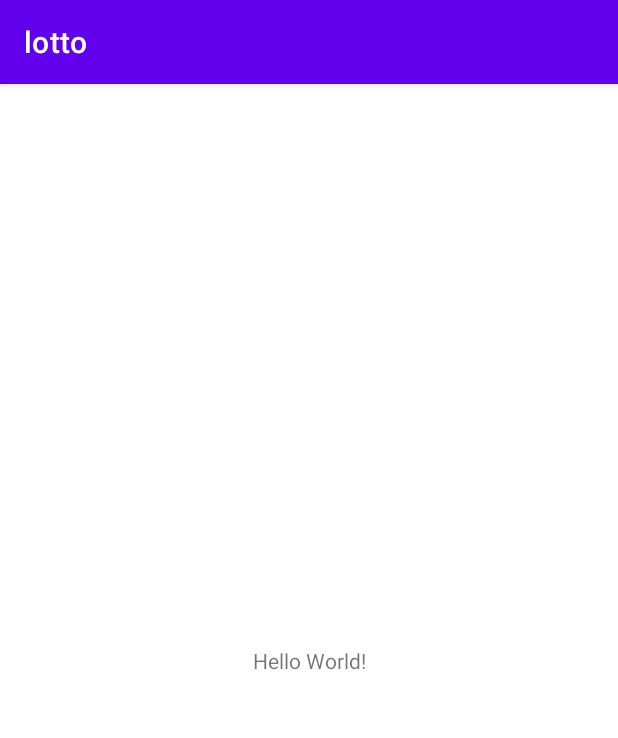
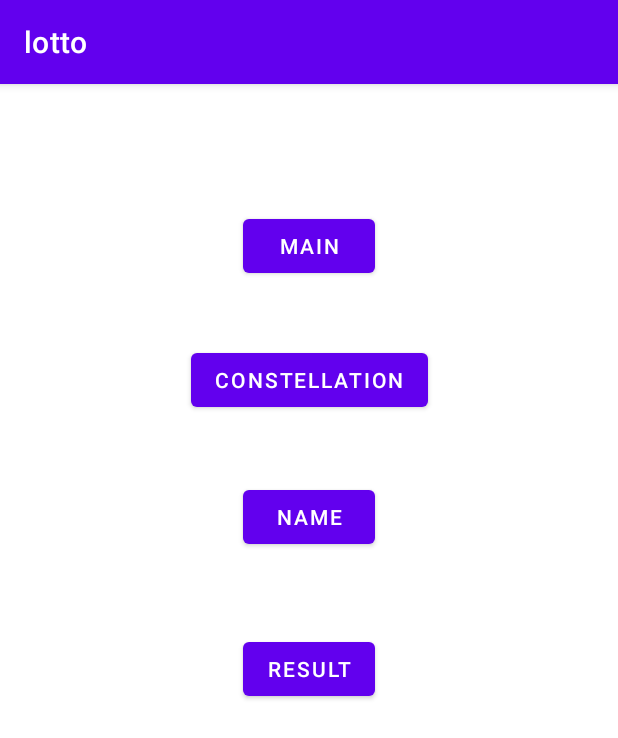
Before and after one commit to ShimWooJeong/lotto, an Android app: the screen it shows after launch (MainActivity before the commit, PracIntentActivity after it), on a phone screen of 412 x 824 dp. Shown: the top 738 px of the screen. Run offline under Robolectric (Android 15) with nearby library versions, the phone set to English and light mode, and no system bars.

Commit message:
Practice switching Activities

```diff
--- a/app/src/main/AndroidManifest.xml
+++ b/app/src/main/AndroidManifest.xml
@@ -9,10 +9,12 @@
         android:roundIcon="@mipmap/ic_launcher_round"
         android:supportsRtl="true"
         android:theme="@style/Theme.Lotto">
-        <activity android:name=".ResultActivity"></activity>
+        <activity android:name=".MainActivity"></activity>
+        <activity android:name=".ResultActivity"
+            android:label="Result"/>
         <activity android:name=".NameActivity" />
         <activity android:name=".ConstellationActivity" />
-        <activity android:name=".MainActivity">
+        <activity android:name=".PracIntentActivity">
             <intent-filter>
                 <action android:name="android.intent.action.MAIN" />
 
--- a/app/src/main/java/com/example/lotto/ConstellationActivity.kt
+++ b/app/src/main/java/com/example/lotto/ConstellationActivity.kt
@@ -2,10 +2,13 @@ package com.example.lotto
 
 import androidx.appcompat.app.AppCompatActivity
 import android.os.Bundle
+import android.widget.Toast
 
 class ConstellationActivity : AppCompatActivity() {
     override fun onCreate(savedInstanceState: Bundle?) {
         super.onCreate(savedInstanceState)
         setContentView(R.layout.activity_constellation)
+
+        Toast.makeText(this, "Constellation Activity", Toast.LENGTH_LONG).show()
     }
 }
--- a/app/src/main/java/com/example/lotto/MainActivity.kt
+++ b/app/src/main/java/com/example/lotto/MainActivity.kt
@@ -2,10 +2,13 @@ package com.example.lotto
 
 import androidx.appcompat.app.AppCompatActivity
 import android.os.Bundle
+import android.widget.Toast
 
 class MainActivity : AppCompatActivity() {
     override fun onCreate(savedInstanceState: Bundle?) {
         super.onCreate(savedInstanceState)
         setContentView(R.layout.activity_main)
+
+        Toast.makeText(this, "Main Activity", Toast.LENGTH_LONG).show()
     }
 }
--- a/app/src/main/java/com/example/lotto/NameActivity.kt
+++ b/app/src/main/java/com/example/lotto/NameActivity.kt
@@ -2,10 +2,13 @@ package com.example.lotto
 
 import androidx.appcompat.app.AppCompatActivity
 import android.os.Bundle
+import android.widget.Toast
 
 class NameActivity : AppCompatActivity() {
     override fun onCreate(savedInstanceState: Bundle?) {
         super.onCreate(savedInstanceState)
         setContentView(R.layout.activity_name)
+
+        Toast.makeText(this, "Name Activity", Toast.LENGTH_LONG).show()
     }
 }
--- /dev/null
+++ b/app/src/main/java/com/example/lotto/PracIntentActivity.kt
@@ -0,0 +1,35 @@
+package com.example.lotto
+
+import android.content.Intent
+import androidx.appcompat.app.AppCompatActivity
+import android.os.Bundle
+import android.widget.Button
+import android.widget.Toast
+
+class PracIntentActivity : AppCompatActivity() {
+    override fun onCreate(savedInstanceState: Bundle?) {
+        super.onCreate(savedInstanceState)
+        setContentView(R.layout.activity_prac_intent)
+
+        val btnMain = findViewById<Button>(R.id.btnMain)
+        val btnConstellation = findViewById<Button>(R.id.btnConstellation)
+        val btnName = findViewById<Button>(R.id.btnName)
+        val btnResult = findViewById<Button>(R.id.btnResult)
+
+        btnMain.setOnClickListener {
+            startActivity(Intent(this@PracIntentActivity, MainActivity::class.java))
+        }
+
+        btnConstellation.setOnClickListener {
+            startActivity(Intent(this@PracIntentActivity, ConstellationActivity::class.java))
+        }
+
+        btnName.setOnClickListener {
+            startActivity(Intent(this@PracIntentActivity, NameActivity::class.java))
+        }
+
+        btnResult.setOnClickListener {
+            startActivity(Intent(this@PracIntentActivity, ResultActivity::class.java))
+        }
+    }
+}
--- a/app/src/main/java/com/example/lotto/ResultActivity.kt
+++ b/app/src/main/java/com/example/lotto/ResultActivity.kt
@@ -2,10 +2,13 @@ package com.example.lotto
 
 import androidx.appcompat.app.AppCompatActivity
 import android.os.Bundle
+import android.widget.Toast
 
 class ResultActivity : AppCompatActivity() {
     override fun onCreate(savedInstanceState: Bundle?) {
         super.onCreate(savedInstanceState)
         setContentView(R.layout.activity_result)
+
+        Toast.makeText(this, "Result Activity", Toast.LENGTH_LONG).show()
     }
 }
--- /dev/null
+++ b/app/src/main/res/layout/activity_prac_intent.xml
@@ -0,0 +1,48 @@
+<?xml version="1.0" encoding="utf-8"?>
+<androidx.constraintlayout.widget.ConstraintLayout xmlns:android="http://schemas.android.com/apk/res/android"
+    xmlns:app="http://schemas.android.com/apk/res-auto"
+    xmlns:tools="http://schemas.android.com/tools"
+    android:layout_width="match_parent"
+    android:layout_height="match_parent"
+    tools:context=".PracIntentActivity">
+
+    <Button
+        android:id="@+id/btnMain"
+        android:layout_width="wrap_content"
+        android:layout_height="wrap_content"
+        android:layout_marginTop="84dp"
+        android:text="Main"
+        app:layout_constraintEnd_toEndOf="parent"
+        app:layout_constraintStart_toStartOf="parent"
+        app:layout_constraintTop_toTopOf="parent" />
+
+    <Button
+        android:id="@+id/btnConstellation"
+        android:layout_width="wrap_content"
+        android:layout_height="wrap_content"
+        android:layout_marginTop="41dp"
+        android:text="CONSTELLATION"
+        app:layout_constraintEnd_toEndOf="parent"
+        app:layout_constraintStart_toStartOf="parent"
+        app:layout_constraintTop_toBottomOf="@+id/btnMain" />
+
+    <Button
+        android:id="@+id/btnName"
+        android:layout_width="wrap_content"
+        android:layout_height="wrap_content"
+        android:layout_marginTop="43dp"
+        android:text="Name"
+        app:layout_constraintEnd_toEndOf="parent"
+        app:layout_constraintStart_toStartOf="parent"
+        app:layout_constraintTop_toBottomOf="@+id/btnConstellation" />
+
+    <Button
+        android:id="@+id/btnResult"
+        android:layout_width="wrap_content"
+        android:layout_height="wrap_content"
+        android:layout_marginTop="53dp"
+        android:text="Result"
+        app:layout_constraintEnd_toEndOf="parent"
+        app:layout_constraintStart_toStartOf="parent"
+        app:layout_constraintTop_toBottomOf="@+id/btnName" />
+</androidx.constraintlayout.widget.ConstraintLayout>
```
